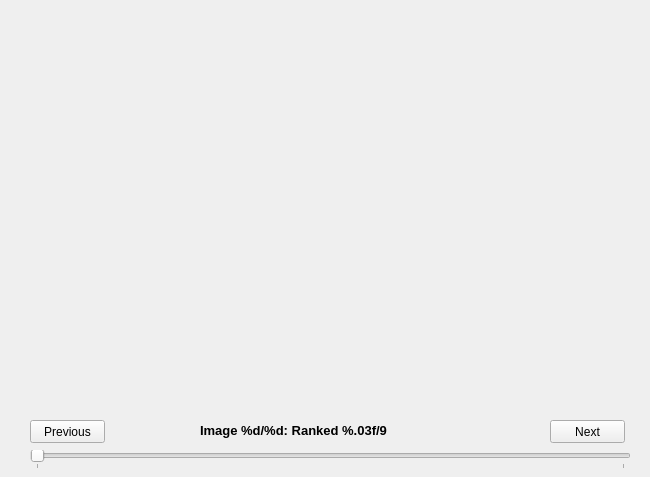
Qt form display.ui (phecy/ImageSorter) before a commit.
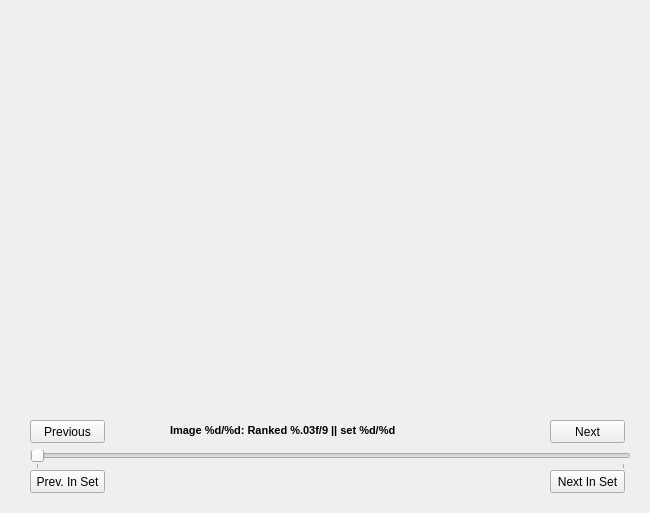
The same form after that commit.

Commit message: Added prev/next set functionality

Patch:
```diff
--- a/display.ui
+++ b/display.ui
@@ -7,7 +7,7 @@
     <x>0</x>
     <y>0</y>
     <width>650</width>
-    <height>477</height>
+    <height>513</height>
    </rect>
   </property>
   <property name="windowTitle">
@@ -70,22 +70,22 @@
   <widget class="QLabel" name="rankText">
    <property name="geometry">
     <rect>
-     <x>200</x>
+     <x>170</x>
      <y>420</y>
-     <width>281</width>
+     <width>311</width>
      <height>20</height>
     </rect>
    </property>
    <property name="font">
     <font>
      <family>Meiryo UI</family>
-     <pointsize>10</pointsize>
+     <pointsize>8</pointsize>
      <weight>75</weight>
      <bold>true</bold>
     </font>
    </property>
    <property name="text">
-    <string>Image %d/%d: Ranked %.03f/9</string>
+    <string>Image %d/%d: Ranked %.03f/9 || set %d/%d</string>
    </property>
   </widget>
   <widget class="QSlider" name="slider">
@@ -110,6 +110,47 @@
     <enum>QSlider::TicksBelow</enum>
    </property>
   </widget>
+  <widget class="QPushButton" name="prevSetBut">
+   <property name="geometry">
+    <rect>
+     <x>30</x>
+     <y>470</y>
+     <width>75</width>
+     <height>23</height>
+    </rect>
+   </property>
+   <property name="font">
+    <font>
+     <family>Meiryo UI</family>
+    </font>
+   </property>
+   <property name="text">
+    <string>Prev. In Set</string>
+   </property>
+  </widget>
+  <widget class="QPushButton" name="nextSetBut">
+   <property name="enabled">
+    <bool>true</bool>
+   </property>
+   <property name="geometry">
+    <rect>
+     <x>550</x>
+     <y>470</y>
+     <width>75</width>
+     <height>23</height>
+    </rect>
+   </property>
+   <property name="font">
+    <font>
+     <family>Meiryo UI</family>
+     <weight>50</weight>
+     <bold>false</bold>
+    </font>
+   </property>
+   <property name="text">
+    <string>Next In Set</string>
+   </property>
+  </widget>
  </widget>
  <resources/>
  <connections/>
```
The commit also changes 2 other files.
